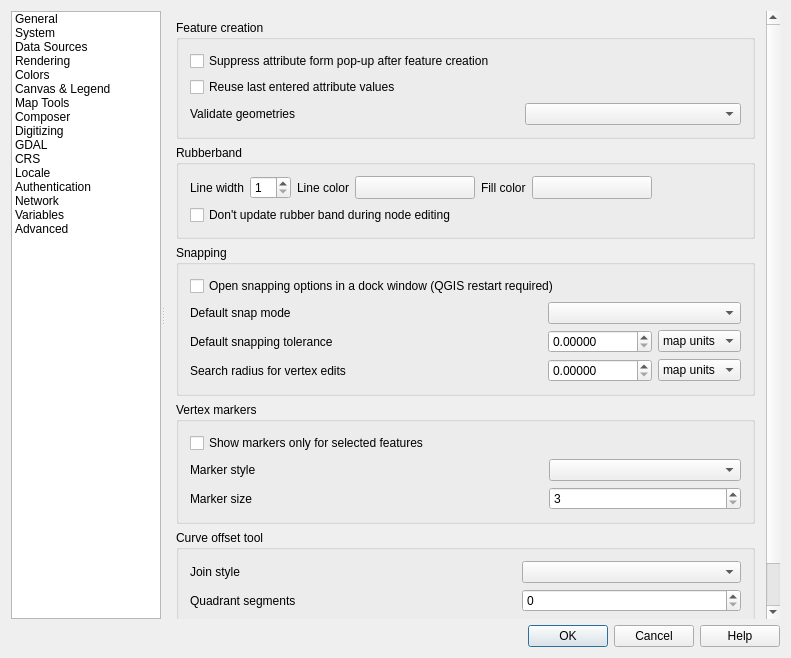
Qt form src/ui/qgsoptionsbase.ui (qgis/QGIS) before a commit.
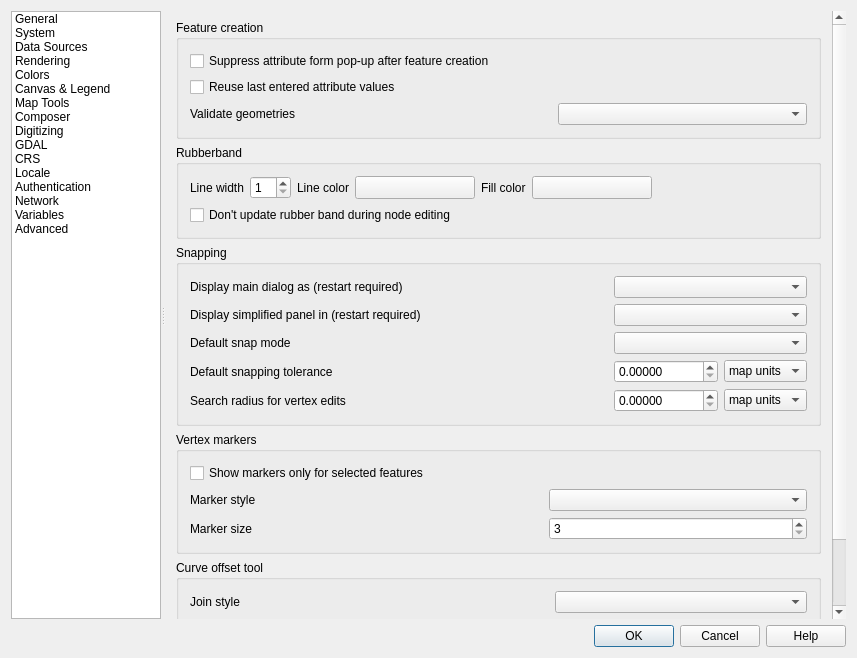
The same form after that commit. The open tabs and pages were chosen to show the change. Icons and pictures are not drawn. Custom widgets are drawn as their Qt base class.

Commit message: Use toolbar or status bar for snapping config

Patch:
```diff
--- a/src/ui/qgsoptionsbase.ui
+++ b/src/ui/qgsoptionsbase.ui
@@ -6,7 +6,7 @@
    <rect>
     <x>0</x>
     <y>0</y>
-    <width>791</width>
+    <width>857</width>
     <height>658</height>
    </rect>
   </property>
@@ -3802,8 +3802,8 @@
                <rect>
                 <x>0</x>
                 <y>0</y>
-                <width>601</width>
-                <height>668</height>
+                <width>671</width>
+                <height>669</height>
                </rect>
               </property>
               <layout class="QVBoxLayout" name="verticalLayout_31">
@@ -4003,14 +4003,7 @@
                   <string>Snapping</string>
                  </property>
                  <layout class="QGridLayout" name="_10">
-                  <item row="1" column="0">
-                   <widget class="QLabel" name="mDefaultSnapModeLabel">
-                    <property name="text">
-                     <string>Default snap mode</string>
-                    </property>
-                   </widget>
-                  </item>
-                  <item row="1" column="4" colspan="2">
+                  <item row="3" column="5" colspan="2">
                    <widget class="QComboBox" name="mDefaultSnapModeComboBox">
                     <property name="sizePolicy">
                      <sizepolicy hsizetype="Expanding" vsizetype="Fixed">
@@ -4020,14 +4013,7 @@
                     </property>
                    </widget>
                   </item>
-                  <item row="2" column="0" colspan="2">
-                   <widget class="QLabel" name="mDefaultSnappingToleranceTextLabel">
-                    <property name="text">
-                     <string>Default snapping tolerance</string>
-                    </property>
-                   </widget>
-                  </item>
-                  <item row="2" column="4">
+                  <item row="4" column="5">
                    <widget class="QDoubleSpinBox" name="mDefaultSnappingToleranceSpinBox">
                     <property name="decimals">
                      <number>5</number>
@@ -4037,14 +4023,7 @@
                     </property>
                    </widget>
                   </item>
-                  <item row="3" column="0" colspan="3">
-                   <widget class="QLabel" name="mVertexSearchRadiusVertexEditLabel">
-                    <property name="text">
-                     <string>Search radius for vertex edits</string>
-                    </property>
-                   </widget>
-                  </item>
-                  <item row="3" column="4">
+                  <item row="5" column="5">
                    <widget class="QDoubleSpinBox" name="mSearchRadiusVertexEditSpinBox">
                     <property name="decimals">
                      <number>5</number>
@@ -4054,7 +4033,7 @@
                     </property>
                    </widget>
                   </item>
-                  <item row="2" column="5">
+                  <item row="4" column="6">
                    <widget class="QComboBox" name="mDefaultSnappingToleranceComboBox">
                     <property name="sizePolicy">
                      <sizepolicy hsizetype="Expanding" vsizetype="Fixed">
@@ -4074,7 +4053,7 @@
                     </item>
                    </widget>
                   </item>
-                  <item row="3" column="5">
+                  <item row="5" column="6">
                    <widget class="QComboBox" name="mSearchRadiusVertexEditComboBox">
                     <item>
                      <property name="text">
@@ -4088,7 +4067,7 @@
                     </item>
                    </widget>
                   </item>
-                  <item row="3" column="3">
+                  <item row="5" column="4">
                    <spacer>
                     <property name="orientation">
                      <enum>Qt::Horizontal</enum>
@@ -4101,7 +4080,7 @@
                     </property>
                    </spacer>
                   </item>
-                  <item row="2" column="2" colspan="2">
+                  <item row="4" column="3" colspan="2">
                    <spacer>
                     <property name="orientation">
                      <enum>Qt::Horizontal</enum>
@@ -4114,7 +4093,7 @@
                     </property>
                    </spacer>
                   </item>
-                  <item row="1" column="1" colspan="3">
+                  <item row="3" column="2" colspan="3">
                    <spacer>
                     <property name="orientation">
                      <enum>Qt::Horizontal</enum>
@@ -4127,13 +4106,47 @@
                     </property>
                    </spacer>
                   </item>
-                  <item row="0" column="0" colspan="6">
-                   <widget class="QCheckBox" name="cbxSnappingOptionsDocked">
+                  <item row="5" column="1" colspan="3">
+                   <widget class="QLabel" name="mVertexSearchRadiusVertexEditLabel">
                     <property name="text">
-                     <string>Open snapping options in a dock window (QGIS restart required)</string>
+                     <string>Search radius for vertex edits</string>
                     </property>
                    </widget>
                   </item>
+                  <item row="1" column="1">
+                   <widget class="QLabel" name="label_49">
+                    <property name="text">
+                     <string>Display main dialog as (restart required)</string>
+                    </property>
+                   </widget>
+                  </item>
+                  <item row="3" column="1">
+                   <widget class="QLabel" name="mDefaultSnapModeLabel">
+                    <property name="text">
+                     <string>Default snap mode</string>
+                    </property>
+                   </widget>
+                  </item>
+                  <item row="2" column="1">
+                   <widget class="QLabel" name="label_2">
+                    <property name="text">
+                     <string>Display simplified panel in (restart required)</string>
+                    </property>
+                   </widget>
+                  </item>
+                  <item row="4" column="1" colspan="2">
+                   <widget class="QLabel" name="mDefaultSnappingToleranceTextLabel">
+                    <property name="text">
+                     <string>Default snapping tolerance</string>
+                    </property>
+                   </widget>
+                  </item>
+                  <item row="2" column="5" colspan="2">
+                   <widget class="QComboBox" name="mSnappingSimplePanelComboBox"/>
+                  </item>
+                  <item row="1" column="5" colspan="2">
+                   <widget class="QComboBox" name="mSnappingMainDialogComboBox"/>
+                  </item>
                  </layout>
                 </widget>
                </item>
```
Left out of the diff: 49 changed lines with no effect on the pictures. The commit also changes 37 other files.
